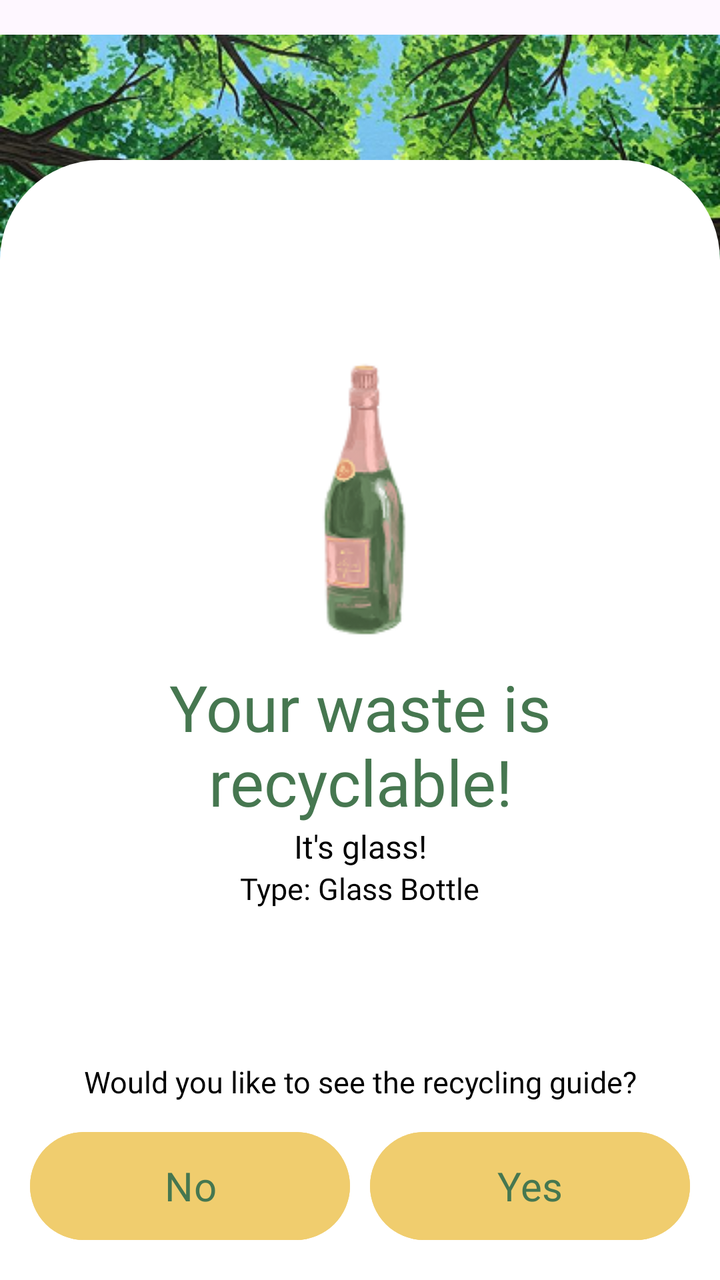
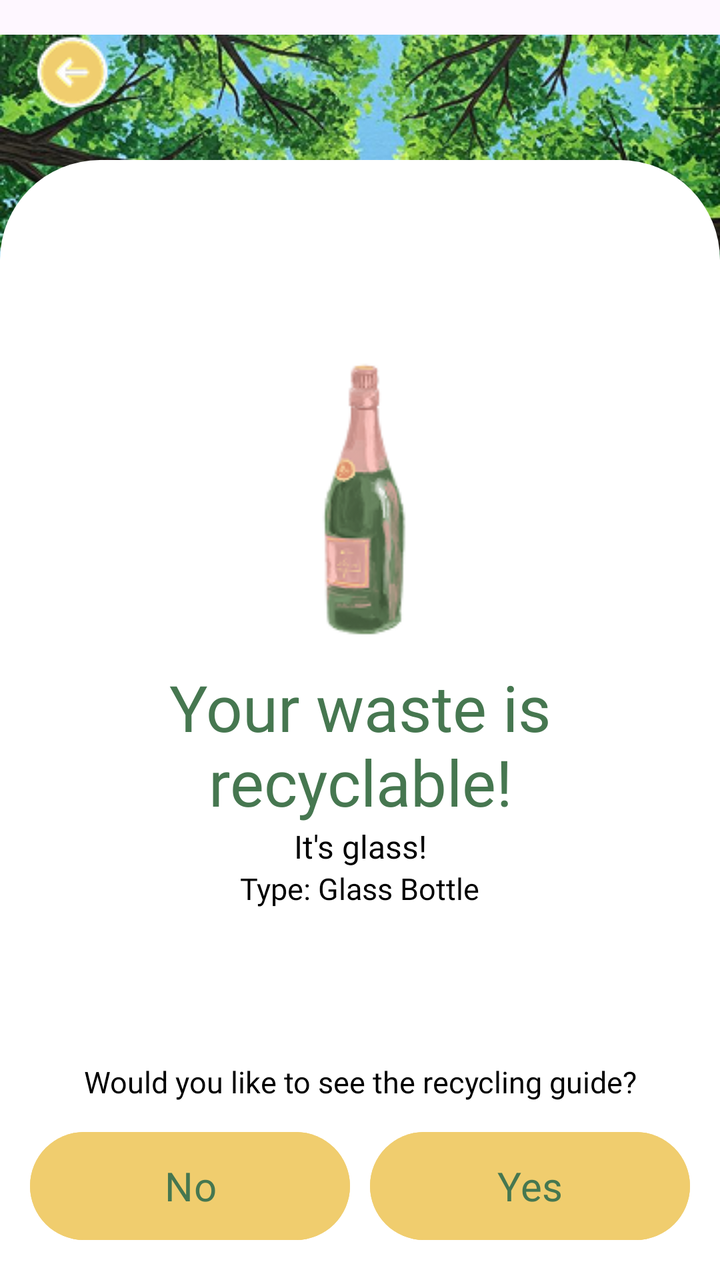

The first picture is an Android layout as it rendered before a commit; the second is the same layout after the commit. The layout source and the unified diff follow.
<!-- AndroidManifest.xml: application theme Theme.SortItJSON -->
<!-- res/layout/fragment_recyclableresult.xml -->
<?xml version="1.0" encoding="utf-8"?>
<androidx.constraintlayout.widget.ConstraintLayout 
    xmlns:android="http://schemas.android.com/apk/res/android"
    xmlns:app="http://schemas.android.com/apk/res-auto"
    xmlns:tools="http://schemas.android.com/tools"
    android:layout_width="match_parent"
    android:layout_height="match_parent">

    <ImageView
        android:id="@+id/illustration"
        android:layout_width="match_parent"
        android:layout_height="273dp"
        android:src="@drawable/rec_illus"
        app:layout_constraintBottom_toBottomOf="parent"
        app:layout_constraintEnd_toEndOf="parent"
        app:layout_constraintHorizontal_bias="1.0"
        app:layout_constraintStart_toStartOf="parent"
        app:layout_constraintTop_toTopOf="parent"
        app:layout_constraintVertical_bias="0.0" />

    <LinearLayout
        android:id="@+id/whitebg"
        android:layout_width="match_parent"
        android:layout_height="560dp"
        android:background="@drawable/rectangle_bg"
        app:layout_constraintBottom_toBottomOf="parent"
        app:layout_constraintTop_toTopOf="@+id/illustration"
        app:layout_constraintVertical_bias="1.0"
        tools:layout_editor_absoluteX="16dp"
        android:orientation="vertical"
        android:gravity="top|center_horizontal"
        android:paddingTop="50dp"
        android:paddingLeft="10dp"
        android:paddingRight="10dp">

        <LinearLayout
            android:id="@+id/resultLayout"
            android:layout_width="match_parent"
            android:layout_height="wrap_content"
            android:gravity="center_horizontal"
            android:orientation="vertical">

            <ImageView
                android:id="@+id/illust_classification"
                android:layout_width="match_parent"
                android:layout_height="wrap_content"
                android:src="@drawable/glass_illus"
                android:layout_marginTop="40dp"/>

            <TextView
                android:id="@+id/classification"
                android:layout_width="286dp"
                android:layout_height="wrap_content"
                android:layout_marginTop="10dp"
                android:fontFamily="@font/montserrat_extrabold"
                android:gravity="center"
                android:text="@string/recyclable_result"
                android:textColor="#467750"
                android:textSize="32sp" />

            <TextView
                android:id="@+id/category"
                android:layout_width="314dp"
                android:layout_height="wrap_content"
                android:fontFamily="@font/montserrat_semibold"
                android:text="@string/glass_result"
                android:textAlignment="center"
                android:textColor="@color/black"
                android:textSize="16sp" />

            <TextView
                android:id="@+id/typeText"
                android:layout_width="wrap_content"
                android:layout_height="wrap_content"
                android:fontFamily="@font/montserrat_regular"
                android:text="@string/glasstype_glassbotlle"
                android:textSize="15sp"
                android:textColor="@color/black"/>

        </LinearLayout>
    </LinearLayout>

    <LinearLayout
        android:id="@+id/bottomLayout"
        android:layout_width="match_parent"
        android:layout_height="wrap_content"
        android:orientation="vertical"
        android:padding="10dp"
        android:layout_marginTop="20dp"
        android:gravity="center_horizontal"
        app:layout_constraintBottom_toBottomOf="parent"
        app:layout_constraintStart_toStartOf="parent"
        app:layout_constraintEnd_toEndOf="parent">

        <TextView
            android:id="@+id/questionText"
            android:layout_width="wrap_content"
            android:layout_height="wrap_content"
            android:text="Would you like to see the recycling guide?"
            android:textSize="15sp"
            android:fontFamily="@font/montserrat_regular"
            android:padding="5dp"
            android:textColor="@color/black"
            android:gravity="center"/>

        
        <LinearLayout
            android:layout_width="match_parent"
            android:layout_height="wrap_content"
            android:orientation="horizontal"
            android:gravity="center"
            android:padding="1dp">

            <Button
                android:id="@+id/buttonNo"
                android:layout_width="160dp"
                android:layout_height="62dp"
                android:layout_marginTop="5dp"
                android:layout_marginRight="5dp"
                android:layout_marginBottom="5dp"
                android:backgroundTint="#F0CD6E"
                android:fontFamily="@font/montserrat_extrabold"
                android:text="No"
                android:textAllCaps="false"
                android:textColor="#467750"
                android:textSize="20sp" />

            <Button
                android:id="@+id/buttonYes"
                android:layout_width="160dp"
                android:layout_height="62dp"
                android:text="Yes"
                android:textAllCaps="false"
                android:textSize="20sp"
                android:layout_marginTop="5dp"
                android:layout_marginBottom="5dp"
                android:layout_marginLeft="5dp"
                android:backgroundTint="#F0CD6E"
                android:fontFamily="@font/montserrat_extrabold"
                android:textColor="#467750"/>

        </LinearLayout>


    </LinearLayout>

</androidx.constraintlayout.widget.ConstraintLayout>
<!-- resources referenced by this layout -->
<resources>
  <color name="black">#FF000000</color>
  <!-- drawable glass_illus: png bitmap (drawable, 10266 bytes) -->
  <!-- drawable rec_illus: png bitmap (drawable, 330417 bytes) -->
  <!-- drawable rectangle_bg (drawable) -->
  <?xml version="1.0" encoding="utf-8"?>
  <layer-list xmlns:android="http://schemas.android.com/apk/res/android">
  
      
      <item>
          <shape android:shape="rectangle">
              <solid android:color="#FFFFFF"/>
              <corners
                  android:topLeftRadius="50dp"
                  android:topRightRadius="50dp"
                  android:bottomLeftRadius="0dp"
                  android:bottomRightRadius="0dp"/>
          </shape>
      </item>
  
  </layer-list>
  <string name="glass_result">It\'s glass!</string>
  <string name="glasstype_glassbotlle">Type: Glass Bottle</string>
  <string name="recyclable_result">Your waste is recyclable!</string>
  <style name="Theme.SortItJSON" parent="Base.Theme.SortItJSON" />
  <style name="Base.Theme.SortItJSON" parent="Theme.Material3.DayNight.NoActionBar">
          
          <item name="colorPrimary">@color/darkgreen</item>
      </style>
  <color name="darkgreen">#2A3F3F</color>
</resources>

<!-- the commit's change to res/layout/fragment_recyclableresult.xml (unified diff, before → after) -->
@@ -17,6 +17,18 @@
         app:layout_constraintStart_toStartOf="parent"
         app:layout_constraintTop_toTopOf="parent"
         app:layout_constraintVertical_bias="0.0" />
+
+    <ImageButton
+        android:id="@+id/btnTopLeft"
+        android:layout_width="40dp"
+        android:layout_height="40dp"
+        android:background="@android:color/transparent"
+        android:src="@drawable/button_yellow_backward"
+        android:contentDescription="Back"
+        android:padding="8dp"
+        app:layout_constraintTop_toTopOf="parent"
+        app:layout_constraintStart_toStartOf="parent"
+        android:layout_margin="16dp"/>
 
     <LinearLayout
         android:id="@+id/whitebg"
<!-- resource entries referenced after the edit -->
@@ -1,6 +1,7 @@
 <!-- resources referenced by this layout -->
 <resources>
   <color name="black">#FF000000</color>
+  <!-- drawable button_yellow_backward: png bitmap (drawable, 1881 bytes) -->
   <!-- drawable glass_illus: png bitmap (drawable, 10266 bytes) -->
   <!-- drawable rec_illus: png bitmap (drawable, 330417 bytes) -->
   <!-- drawable rectangle_bg (drawable) -->
@@ -28,6 +29,6 @@
           
           <item name="colorPrimary">@color/darkgreen</item>
       </style>
-  <color name="darkgreen">#2A3F3F</color>
+  <color name="darkgreen">#467750</color>
 </resources>
 
